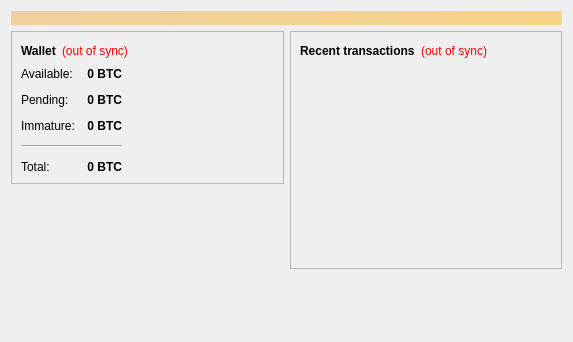
Before: the Qt Designer form src/qt/forms/overviewpage.ui in bd9142/campuscoin, drawn with Qt 5.
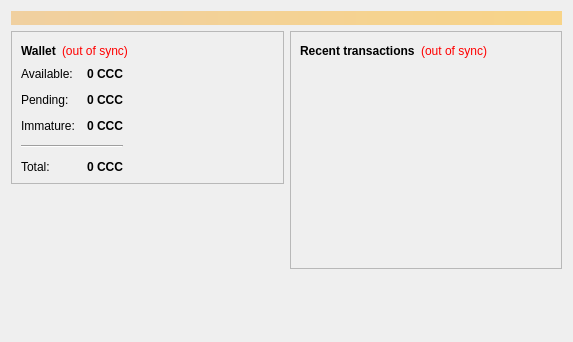
After: the same form once the commit is applied.

What changed in the file:
```diff
--- a/src/qt/forms/overviewpage.ui
+++ b/src/qt/forms/overviewpage.ui
@@ -124,7 +124,7 @@
                <string>Your current spendable balance</string>
               </property>
               <property name="text">
-               <string notr="true">0 BTC</string>
+               <string notr="true">0 CCC</string>
               </property>
               <property name="alignment">
                <set>Qt::AlignRight|Qt::AlignTrailing|Qt::AlignVCenter</set>
@@ -156,7 +156,7 @@
                <string>Total of transactions that have yet to be confirmed, and do not yet count toward the spendable balance</string>
               </property>
               <property name="text">
-               <string notr="true">0 BTC</string>
+               <string notr="true">0 CCC</string>
               </property>
               <property name="alignment">
                <set>Qt::AlignRight|Qt::AlignTrailing|Qt::AlignVCenter</set>
@@ -185,7 +185,7 @@
                <string>Mined balance that has not yet matured</string>
               </property>
               <property name="text">
-               <string notr="true">0 BTC</string>
+               <string notr="true">0 CCC</string>
               </property>
               <property name="alignment">
                <set>Qt::AlignRight|Qt::AlignTrailing|Qt::AlignVCenter</set>
@@ -217,7 +217,7 @@
                <string>Your current total balance</string>
               </property>
               <property name="text">
-               <string notr="true">0 BTC</string>
+               <string notr="true">0 CCC</string>
               </property>
               <property name="alignment">
                <set>Qt::AlignRight|Qt::AlignTrailing|Qt::AlignVCenter</set>
```
